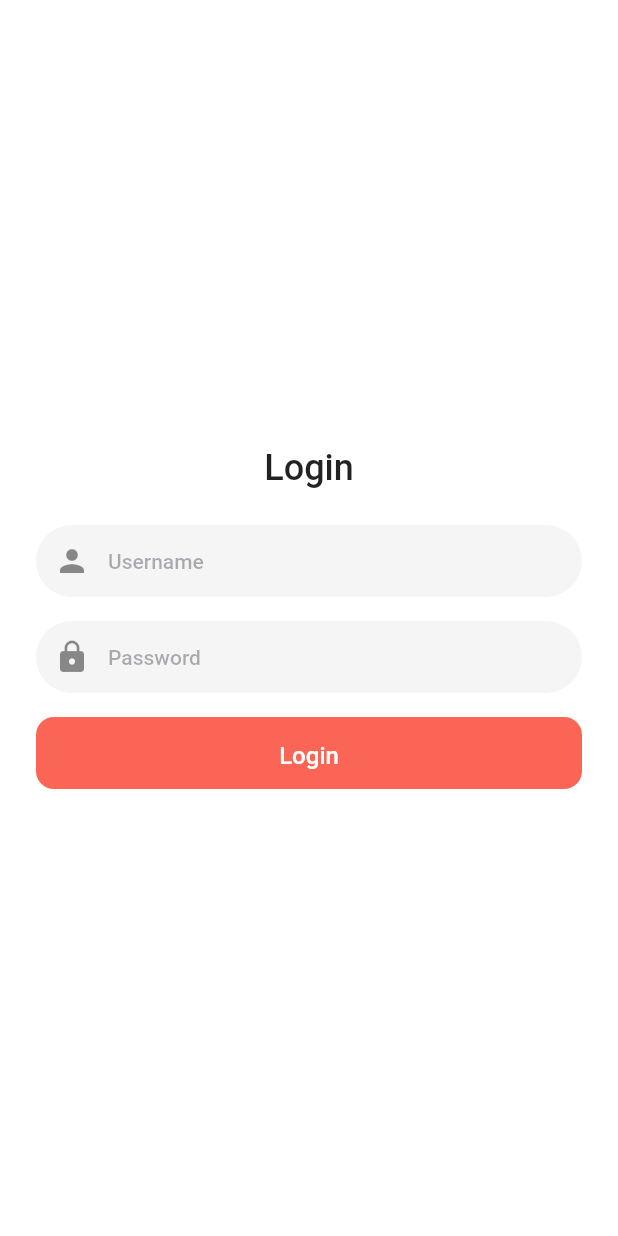
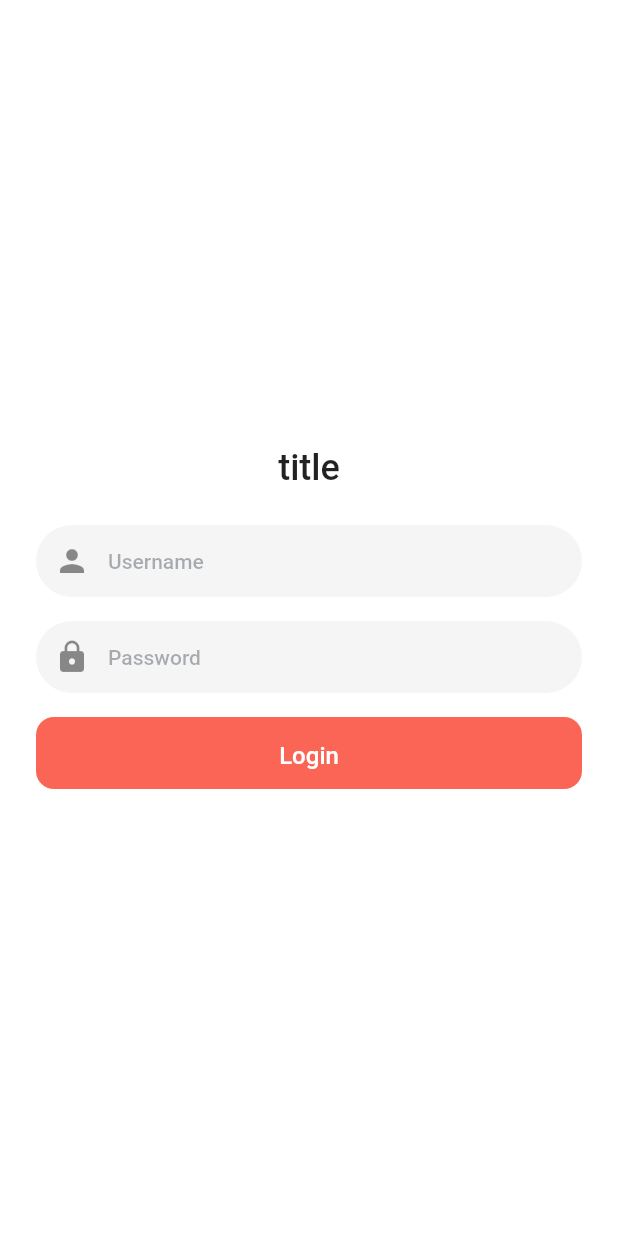
Before and after one commit to hungps/flutter_starter, a Flutter app: the screen it shows after launch, on a phone screen of 412 x 824 dp. Run offline on Flutter 3.47's test engine with Material 3 defaults, Android fonts, the phone set to English and light mode, and no system bars; our stand-ins replace auto_route, bloc_concurrency, dio, easy_localization, flutter_bloc, flutter_secure_storage and 4 more; generated files the repository leaves out were written again; network calls fail.

Commit message:
feat: add flutter_flavorizr

```diff
--- /dev/null
+++ b/lib/flavors.dart
@@ -0,0 +1,25 @@
+enum Flavor {
+  dev,
+  staging,
+  production,
+}
+
+class F {
+  static Flavor? appFlavor;
+
+  static String get name => appFlavor?.name ?? '';
+
+  static String get title {
+    switch (appFlavor) {
+      case Flavor.dev:
+        return '[Dev] Starter';
+      case Flavor.staging:
+        return '[Stg] Starter';
+      case Flavor.production:
+        return 'Starter';
+      default:
+        return 'title';
+    }
+  }
+
+}
--- a/lib/main.dart
+++ b/lib/main.dart
@@ -7,7 +7,7 @@ import 'package:flutter_starter/di.dart';
 import 'package:flutter_starter/presenter/app.dart';
 import 'package:flutter_starter/presenter/languages/languages.dart';
 
-void main() async {
+Future<void> main() async {
   WidgetsFlutterBinding.ensureInitialized();
 
   await EasyLocalization.ensureInitialized();
--- a/lib/presenter/app.dart
+++ b/lib/presenter/app.dart
@@ -6,6 +6,7 @@ import 'package:flutter_starter/data/states/auth/auth_bloc.dart';
 import 'package:flutter_starter/data/states/auth/auth_state.dart';
 import 'package:flutter_starter/data/states/settings/settings_bloc.dart';
 import 'package:flutter_starter/presenter/navigation/navigation.dart';
+import 'package:flutter_starter/flavors.dart';
 
 class App extends StatelessWidget {
   static final _appRouter = AppRouter();
@@ -28,7 +29,7 @@ class App extends StatelessWidget {
         ),
       ],
       child: MaterialApp.router(
-        title: "Flutter Starter",
+        title: F.title,
         theme: appTheme.themeData,
         supportedLocales: context.supportedLocales,
         localizationsDelegates: [
--- a/lib/presenter/pages/login/login.dart
+++ b/lib/presenter/pages/login/login.dart
@@ -3,6 +3,7 @@ import 'package:easy_localization/easy_localization.dart';
 import 'package:flutter/material.dart';
 import 'package:flutter_bloc/flutter_bloc.dart';
 import 'package:flutter_starter/di.dart';
+import 'package:flutter_starter/flavors.dart';
 import 'package:flutter_starter/presenter/languages/translation_keys.g.dart';
 import 'package:flutter_starter/presenter/navigation/navigation.dart';
 import 'package:flutter_starter/presenter/pages/login/login_bloc.dart';
@@ -75,7 +76,7 @@ class _LoginPageState extends State<LoginPage> {
                 crossAxisAlignment: CrossAxisAlignment.stretch,
                 children: [
                   Text(
-                    tr(LocaleKeys.Login),
+                    tr(F.title),
                     textAlign: TextAlign.center,
                     style: context.typographies.heading,
                   ),
--- a/pubspec.yaml
+++ b/pubspec.yaml
@@ -61,6 +61,7 @@ dev_dependencies:
   flutter_test:
     sdk: flutter
 
+  flutter_flavorizr: ^2.2.3
   build_runner: ^2.4.14
   auto_route_generator: ^9.3.1
   retrofit_generator: ^9.1.7
```
Also changed, not shown: flavorizr.yaml (added, +30 -0 lines), lib/main_dev.dart (added, +8 -0 lines), lib/main_production.dart (added, +8 -0 lines), lib/main_staging.dart (added, +8 -0 lines), pubspec.lock, 146 other files.
